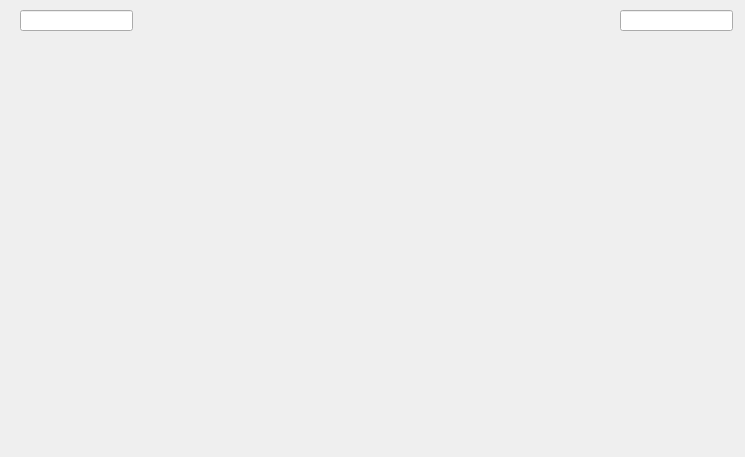
Before: the Qt Designer form battledetail.ui in KelHeor23/SMB_Tournament, drawn with Qt 5.
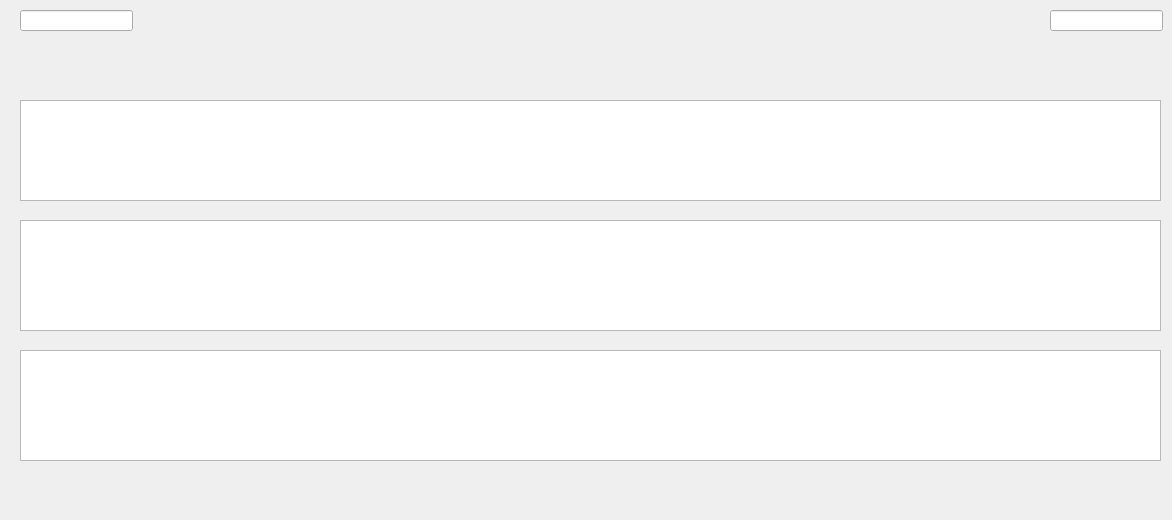
After: the same form once the commit is applied.

What changed in the file:
```diff
--- a/battledetail.ui
+++ b/battledetail.ui
@@ -6,8 +6,8 @@
    <rect>
     <x>0</x>
     <y>0</y>
-    <width>745</width>
-    <height>457</height>
+    <width>1172</width>
+    <height>520</height>
    </rect>
   </property>
   <property name="windowTitle">
@@ -32,7 +32,7 @@
   <widget class="QLineEdit" name="secondPersonName">
    <property name="geometry">
     <rect>
-     <x>620</x>
+     <x>1050</x>
      <y>10</y>
      <width>113</width>
      <height>21</height>
@@ -45,6 +45,36 @@
     <bool>true</bool>
    </property>
   </widget>
+  <widget class="QTableView" name="tableFirstRound">
+   <property name="geometry">
+    <rect>
+     <x>20</x>
+     <y>100</y>
+     <width>1141</width>
+     <height>101</height>
+    </rect>
+   </property>
+  </widget>
+  <widget class="QTableView" name="tableSecondRound">
+   <property name="geometry">
+    <rect>
+     <x>20</x>
+     <y>220</y>
+     <width>1141</width>
+     <height>111</height>
+    </rect>
+   </property>
+  </widget>
+  <widget class="QTableView" name="tableThirdRound">
+   <property name="geometry">
+    <rect>
+     <x>20</x>
+     <y>350</y>
+     <width>1141</width>
+     <height>111</height>
+    </rect>
+   </property>
+  </widget>
  </widget>
  <resources/>
  <connections/>
```
